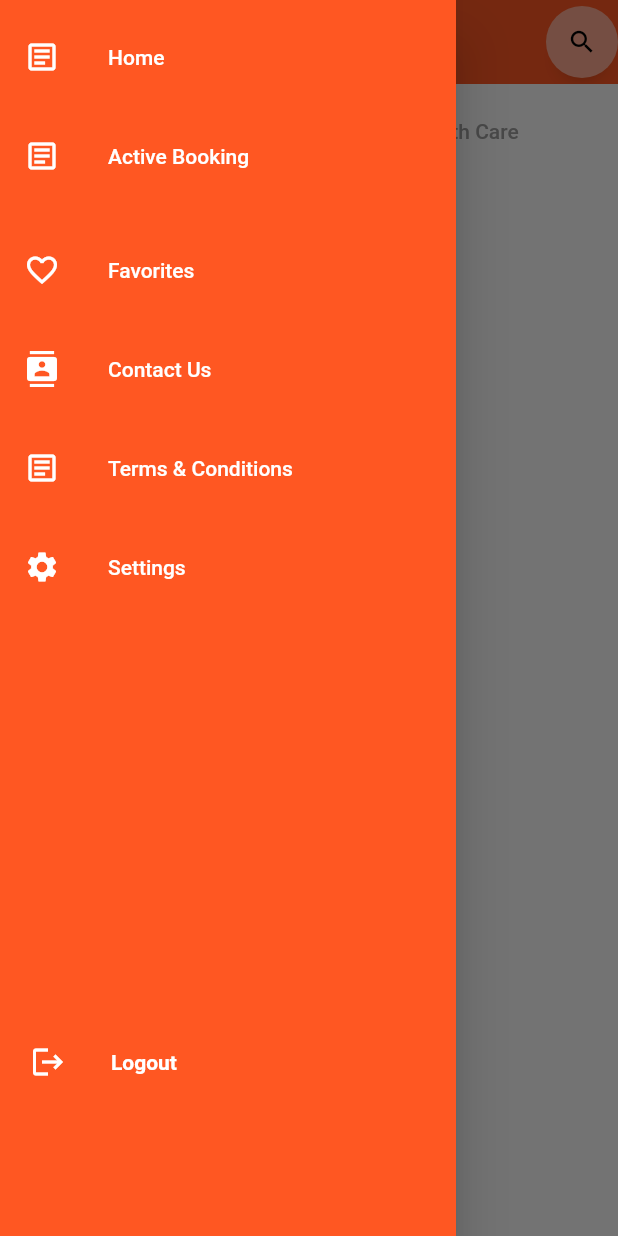
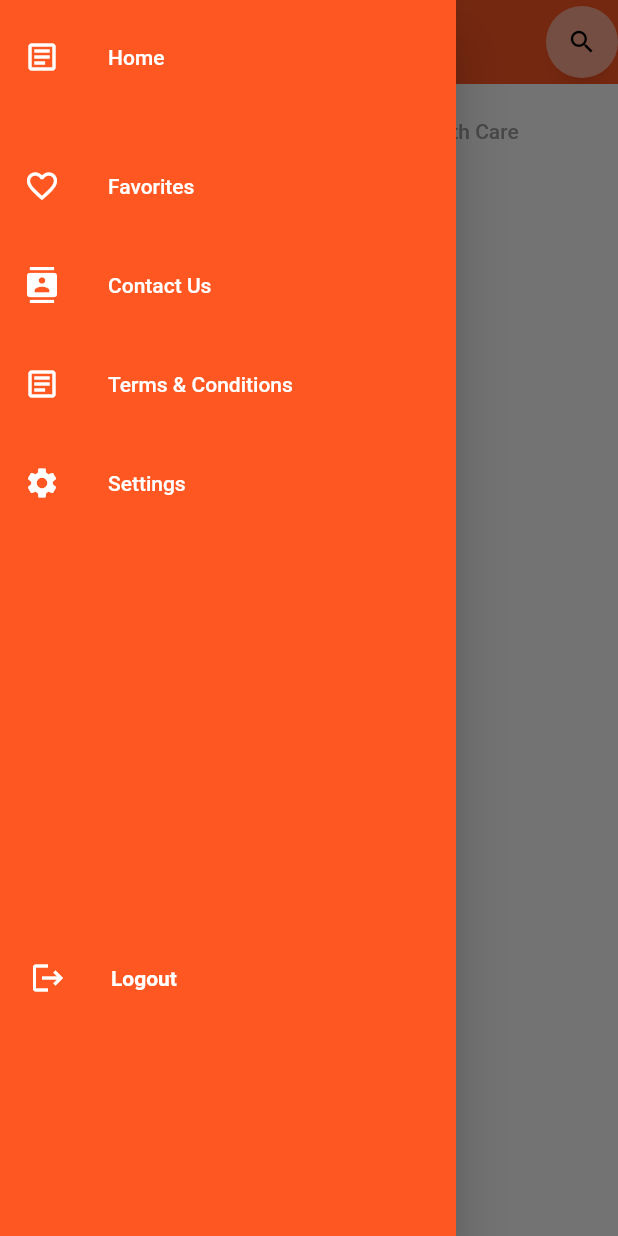
Before and after one commit to ekyut123/THESIS, a Flutter app: the screen it shows once a user with an empty profile is signed in, with the side drawer open, on a phone screen of 412 x 824 dp. Run offline on Flutter 3.47's test engine with Material 2 defaults, Android fonts, the light colour scheme and no system bars; drawn by our look-alikes of anim_search_bar; our stand-ins replace cloud_firestore, firebase_auth, firebase_core, form_field_validator, intl_phone_field, pinput; missing offline and left inert: date_time_picker_widget; accounts and stored records are empty.

Commit message:
Update navigation_drawer.dart

```diff
--- a/lib/widgets/navigation_drawer.dart
+++ b/lib/widgets/navigation_drawer.dart
@@ -18,8 +18,8 @@ import '../navpages/termsandconditions_page.dart';
 class NavigationDrawerWidget extends StatelessWidget {
 
   const NavigationDrawerWidget({
-    super.key, required String consumeremail, required String consumerfirstname, required String consumerlastname, required String consumerphonenum,
-    });
+    super.key
+  });
   Future<void> _signOut() async {
     FirebaseAuth.instance.signOut();
   }
@@ -71,18 +71,18 @@ class NavigationDrawerWidget extends StatelessWidget {
                   ),
                   const SizedBox(height: 10.0),
                   // terms and condition
-                  buildMenuItem(
-                    text: 'Active Booking',
-                    icon: Icons.article_outlined,
-                    onClicked: (() {
-                      Navigator.push(
-                        context,
-                        MaterialPageRoute(
-                          builder: (BuildContext context) => const ActiveBookingPage(),
-                        )
-                      );
-                    })
-                  ),
+                  // buildMenuItem(
+                  //   text: 'Active Booking',
+                  //   icon: Icons.article_outlined,
+                  //   onClicked: (() {
+                  //     Navigator.push(
+                  //       context,
+                  //       MaterialPageRoute(
+                  //         builder: (BuildContext context) => const ActiveBookingPage(),
+                  //       )
+                  //     );
+                  //   })
+                  // ),
                   const SizedBox(height: 10.0),
                   //booking history
                   // buildMenuItem(
```
